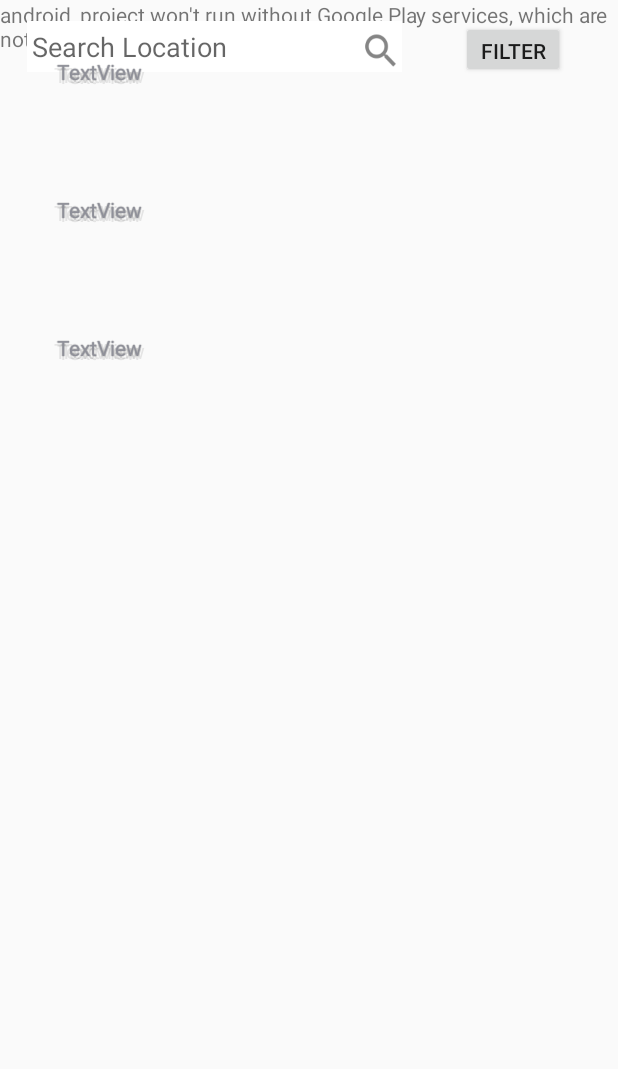
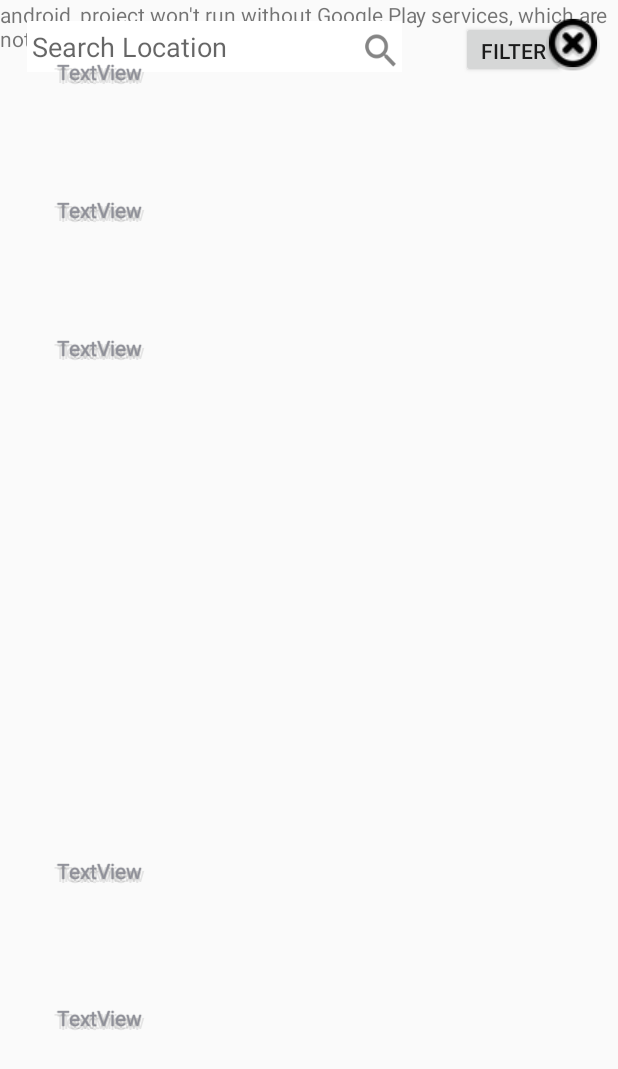
Before and after one commit to edmundham/android_project, an Android app: the MapActivity screen opened directly, with no data from a screen before it, after a tap on "FILTER", on a phone screen of 412 x 824 dp. Shown: the top 1069 px of the screen. Run offline under Robolectric (Android 15) with nearby library versions, the phone set to English and light mode, and no system bars; libraries missing offline, so code that uses them is left out: org.apache.commons; 1 statement that could not run was skipped.

Commit message:
add close_icon and change pop up UI

```diff
--- a/app/src/main/res/layout/sort_layout.xml
+++ b/app/src/main/res/layout/sort_layout.xml
@@ -6,6 +6,50 @@
     android:layout_height="match_parent"
     android:padding="2dp">
 
+    <TextView
+        android:id="@+id/textView7"
+        android:layout_width="wrap_content"
+        android:layout_height="wrap_content"
+        android:layout_alignBottom="@+id/spinner6"
+        android:layout_alignStart="@+id/textView3"
+        android:text="TextView" />
+
+    <TextView
+        android:id="@+id/textView6"
+        android:layout_width="wrap_content"
+        android:layout_height="wrap_content"
+        android:layout_alignStart="@+id/textView3"
+        android:layout_alignTop="@+id/spinner5"
+        android:text="TextView" />
+
+    <Spinner
+        android:id="@+id/spinner6"
+        android:layout_width="132dp"
+        android:layout_height="wrap_content"
+        android:layout_alignParentBottom="true"
+        android:layout_alignStart="@+id/spinner"
+        android:layout_column="0"
+        android:layout_marginBottom="134dp"
+        android:layout_row="1" />
+
+    <Spinner
+        android:id="@+id/spinner5"
+        android:layout_width="132dp"
+        android:layout_height="wrap_content"
+        android:layout_alignParentBottom="true"
+        android:layout_alignStart="@+id/spinner"
+        android:layout_column="0"
+        android:layout_marginBottom="227dp"
+        android:layout_row="1" />
+
+    <ImageButton
+        android:id="@+id/ib_close"
+        android:layout_width="56dp"
+        android:layout_height="53dp"
+        android:layout_alignParentEnd="true"
+        android:layout_alignParentTop="true"
+        android:background="@null"
+        android:src="@drawable/close_icon" />
     <Spinner
         android:id="@+id/spinner4"
         android:layout_width="132dp"
```
Also changed, not shown: app/src/main/res/drawable/close_icon.png (added).
